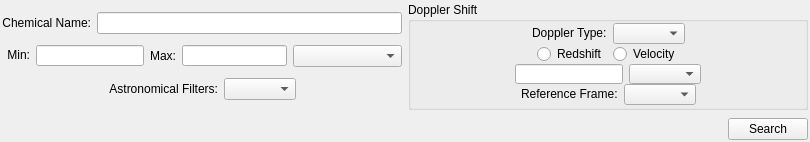
Before: the Qt Designer form code/display/QtPlotter/SearchMoleculesWidget.ui in radio-astro/casa, drawn with Qt 5.
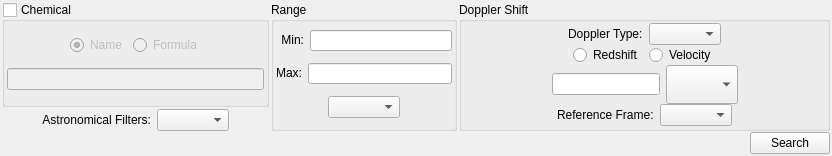
After: the same form once the commit is applied.

Commit message: New Development: Yes/No             JIRA Issue: Yes CAS-5142         Ready for Test: Yes      Interface Changes: Yes What Interface Changed: Added methods to support searching by formula.          Test Programs: List test programs   Put in Release Notes: No              Module(s): Module Names change impacts.            Description: Viewer/Profiler 1.	Movie channels not tracking backward correctly. 2.	Incorrect m/s <-> km/s conversion in velocity search. 3.	Added ability to search by formula.

Diff of the .ui file:
```diff
--- a/code/display/QtPlotter/SearchMoleculesWidget.ui
+++ b/code/display/QtPlotter/SearchMoleculesWidget.ui
@@ -6,50 +6,111 @@
    <rect>
     <x>0</x>
     <y>0</y>
-    <width>810</width>
-    <height>142</height>
+    <width>832</width>
+    <height>156</height>
    </rect>
   </property>
   <property name="maximumSize">
    <size>
-    <width>16777215</width>
-    <height>155</height>
+    <width>655541</width>
+    <height>177</height>
    </size>
   </property>
   <property name="windowTitle">
    <string>SearchMoleculesWidget</string>
   </property>
-  <layout class="QVBoxLayout" name="verticalLayout_2">
+  <layout class="QVBoxLayout" name="verticalLayout_5">
    <property name="spacing">
-    <number>2</number>
+    <number>1</number>
    </property>
    <property name="margin">
     <number>2</number>
    </property>
    <item>
-    <layout class="QHBoxLayout" name="horizontalLayout_10">
+    <layout class="QHBoxLayout" name="horizontalLayout_11">
+     <property name="spacing">
+      <number>2</number>
+     </property>
      <item>
       <layout class="QVBoxLayout" name="verticalLayout_3">
        <property name="spacing">
-        <number>1</number>
+        <number>2</number>
        </property>
        <item>
-        <layout class="QHBoxLayout" name="horizontalLayout_4">
+        <widget class="QGroupBox" name="chemicalGroupBox">
+         <property name="toolTip">
+          <string>Search for a specific chemical.</string>
+         </property>
+         <property name="title">
+          <string>Chemical</string>
+         </property>
+         <property name="checkable">
+          <bool>true</bool>
+         </property>
+         <property name="checked">
+          <bool>false</bool>
+         </property>
+         <layout class="QVBoxLayout" name="verticalLayout_2">
+          <property name="spacing">
+           <number>2</number>
+          </property>
+          <property name="margin">
+           <number>2</number>
+          </property>
          <item>
-          <widget class="QLabel" name="searchLabel">
-           <property name="sizePolicy">
-            <sizepolicy hsizetype="Fixed" vsizetype="Preferred">
-             <horstretch>0</horstretch>
-             <verstretch>0</verstretch>
-            </sizepolicy>
-           </property>
+           <layout class="QHBoxLayout" name="horizontalLayout_2">
+            <item>
+             <spacer name="horizontalSpacer_12">
+              <property name="orientation">
+               <enum>Qt::Horizontal</enum>
+              </property>
+              <property name="sizeHint" stdset="0">
+               <size>
+                <width>40</width>
+                <height>20</height>
+               </size>
+              </property>
+             </spacer>
+            </item>
+            <item>
+             <widget class="QRadioButton" name="nameRadioButton">
+              <property name="toolTip">
+               <string>Search by chemical name (for example Carbon Monoxide, Ammonia, or Water).</string>
+              </property>
            <property name="text">
-            <string>&lt;font color='black'&gt;Chemical Name:&lt;/font&gt;</string>
-           </property>
-           <property name="alignment">
-            <set>Qt::AlignRight|Qt::AlignTrailing|Qt::AlignVCenter</set>
-           </property>
-          </widget>
+               <string>Name</string>
+              </property>
+              <property name="checked">
+               <bool>true</bool>
+              </property>
+             </widget>
+            </item>
+            <item>
+             <widget class="QRadioButton" name="formulaRadioButton">
+              <property name="toolTip">
+               <string>Search by chemical formula (for example H13CNO, H10BO, and CH3OH vt=0).
+Warning:  The formula needs to match the database exactly for the search to be successful.
+Parenthesis are sometimes needed ( &quot;(CH3)2CO v=0&quot; ).</string>
+              </property>
+              <property name="text">
+               <string>Formula</string>
+              </property>
+             </widget>
+            </item>
+            <item>
+             <spacer name="horizontalSpacer_13">
+              <property name="orientation">
+               <enum>Qt::Horizontal</enum>
+              </property>
+              <property name="sizeHint" stdset="0">
+               <size>
+                <width>40</width>
+                <height>20</height>
+               </size>
+              </property>
+             </spacer>
+            </item>
+           </layout>
          </item>
          <item>
           <widget class="QLineEdit" name="searchLineEdit">
@@ -76,9 +137,77 @@
           </widget>
          </item>
         </layout>
+        </widget>
        </item>
        <item>
-        <layout class="QHBoxLayout" name="horizontalLayout_6">
+        <layout class="QHBoxLayout" name="horizontalLayout_7">
+         <item>
+          <spacer name="horizontalSpacer_10">
+           <property name="orientation">
+            <enum>Qt::Horizontal</enum>
+           </property>
+           <property name="sizeHint" stdset="0">
+            <size>
+             <width>40</width>
+             <height>20</height>
+            </size>
+           </property>
+          </spacer>
+         </item>
+         <item>
+          <widget class="QLabel" name="label">
+           <property name="sizePolicy">
+            <sizepolicy hsizetype="Fixed" vsizetype="Fixed">
+             <horstretch>0</horstretch>
+             <verstretch>0</verstretch>
+            </sizepolicy>
+           </property>
+           <property name="text">
+            <string>&lt;font color='black'&gt;Astronomical Filters:&lt;/font&gt;</string>
+           </property>
+           <property name="alignment">
+            <set>Qt::AlignRight|Qt::AlignTrailing|Qt::AlignVCenter</set>
+           </property>
+          </widget>
+         </item>
+         <item>
+          <widget class="QComboBox" name="astronomicalFilterComboBox">
+           <property name="sizePolicy">
+            <sizepolicy hsizetype="Preferred" vsizetype="Fixed">
+             <horstretch>0</horstretch>
+             <verstretch>0</verstretch>
+            </sizepolicy>
+           </property>
+          </widget>
+         </item>
+         <item>
+          <spacer name="horizontalSpacer_11">
+           <property name="orientation">
+            <enum>Qt::Horizontal</enum>
+           </property>
+           <property name="sizeHint" stdset="0">
+            <size>
+             <width>40</width>
+             <height>20</height>
+            </size>
+           </property>
+          </spacer>
+         </item>
+        </layout>
+       </item>
+      </layout>
+     </item>
+     <item>
+      <widget class="QGroupBox" name="groupBox">
+       <property name="title">
+        <string>Range</string>
+       </property>
+       <layout class="QVBoxLayout" name="verticalLayout_4">
+        <property name="margin">
+         <number>2</number>
+        </property>
+        <item>
+         <layout class="QHBoxLayout" name="horizontalLayout_4">
          <item>
           <widget class="QLabel" name="rangeMinLabel">
            <property name="sizePolicy">
@@ -111,7 +240,7 @@
            </property>
            <property name="maximumSize">
             <size>
-             <width>16777215</width>
+              <width>65521</width>
              <height>21</height>
             </size>
            </property>
@@ -120,6 +249,10 @@
            </property>
           </widget>
          </item>
+         </layout>
+        </item>
+        <item>
+         <layout class="QHBoxLayout" name="horizontalLayout_10">
          <item>
           <widget class="QLabel" name="maxLabel">
            <property name="sizePolicy">
@@ -146,7 +279,7 @@
            </property>
            <property name="maximumSize">
             <size>
-             <width>105</width>
+              <width>655521</width>
              <height>21</height>
             </size>
            </property>
@@ -155,6 +288,23 @@
            </property>
           </widget>
          </item>
+         </layout>
+        </item>
+        <item>
+         <layout class="QHBoxLayout" name="horizontalLayout_6">
+          <item>
+           <spacer name="horizontalSpacer_14">
+            <property name="orientation">
+             <enum>Qt::Horizontal</enum>
+            </property>
+            <property name="sizeHint" stdset="0">
+             <size>
+              <width>40</width>
+              <height>20</height>
+             </size>
+            </property>
+           </spacer>
+          </item>
          <item>
           <widget class="QComboBox" name="rangeUnitComboBox">
            <property name="sizePolicy">
@@ -168,12 +318,8 @@
            </property>
           </widget>
          </item>
-        </layout>
-       </item>
        <item>
-        <layout class="QHBoxLayout" name="horizontalLayout_7">
-         <item>
-          <spacer name="horizontalSpacer_10">
+           <spacer name="horizontalSpacer_15">
            <property name="orientation">
             <enum>Qt::Horizontal</enum>
            </property>
@@ -185,48 +331,10 @@
            </property>
           </spacer>
          </item>
-         <item>
-          <widget class="QLabel" name="label">
-           <property name="sizePolicy">
-            <sizepolicy hsizetype="Fixed" vsizetype="Fixed">
-             <horstretch>0</horstretch>
-             <verstretch>0</verstretch>
-            </sizepolicy>
-           </property>
-           <property name="text">
-            <string>&lt;font color='black'&gt;Astronomical Filters:&lt;/font&gt;</string>
-           </property>
-           <property name="alignment">
-            <set>Qt::AlignRight|Qt::AlignTrailing|Qt::AlignVCenter</set>
-           </property>
-          </widget>
-         </item>
-         <item>
-          <widget class="QComboBox" name="astronomicalFilterComboBox">
-           <property name="sizePolicy">
-            <sizepolicy hsizetype="Preferred" vsizetype="Fixed">
-             <horstretch>0</horstretch>
-             <verstretch>0</verstretch>
-            </sizepolicy>
-           </property>
-          </widget>
-         </item>
-         <item>
-          <spacer name="horizontalSpacer_11">
-           <property name="orientation">
-            <enum>Qt::Horizontal</enum>
-           </property>
-           <property name="sizeHint" stdset="0">
-            <size>
-             <width>40</width>
-             <height>20</height>
-            </size>
-           </property>
-          </spacer>
-         </item>
         </layout>
        </item>
       </layout>
+      </widget>
      </item>
      <item>
       <widget class="QGroupBox" name="dopplerShiftGroupBox">
@@ -243,9 +351,15 @@
         <property name="spacing">
          <number>0</number>
         </property>
+        <property name="leftMargin">
+         <number>2</number>
+        </property>
         <property name="topMargin">
          <number>1</number>
         </property>
+        <property name="rightMargin">
+         <number>2</number>
+        </property>
         <property name="bottomMargin">
          <number>2</number>
         </property>
@@ -342,7 +456,7 @@
             </property>
             <property name="sizeHint" stdset="0">
              <size>
-              <width>13</width>
+              <width>40</width>
               <height>20</height>
              </size>
             </property>
@@ -365,7 +479,7 @@
           <item>
            <widget class="QComboBox" name="dopplerUnitsComboBox">
             <property name="sizePolicy">
-             <sizepolicy hsizetype="Preferred" vsizetype="Fixed">
+             <sizepolicy hsizetype="Preferred" vsizetype="Preferred">
               <horstretch>0</horstretch>
               <verstretch>0</verstretch>
              </sizepolicy>
@@ -379,7 +493,7 @@
             </property>
             <property name="sizeHint" stdset="0">
              <size>
-              <width>13</width>
+              <width>40</width>
               <height>20</height>
              </size>
             </property>
@@ -434,9 +548,6 @@
    </item>
    <item>
     <layout class="QHBoxLayout" name="horizontalLayout">
-     <property name="topMargin">
-      <number>6</number>
-     </property>
      <item>
       <spacer name="horizontalSpacer">
        <property name="orientation">
```
Left out of the diff: 6 changed lines with no effect on the pictures. Lines whose indentation alone changed are shown as unchanged. The commit also changes 3 other files.
